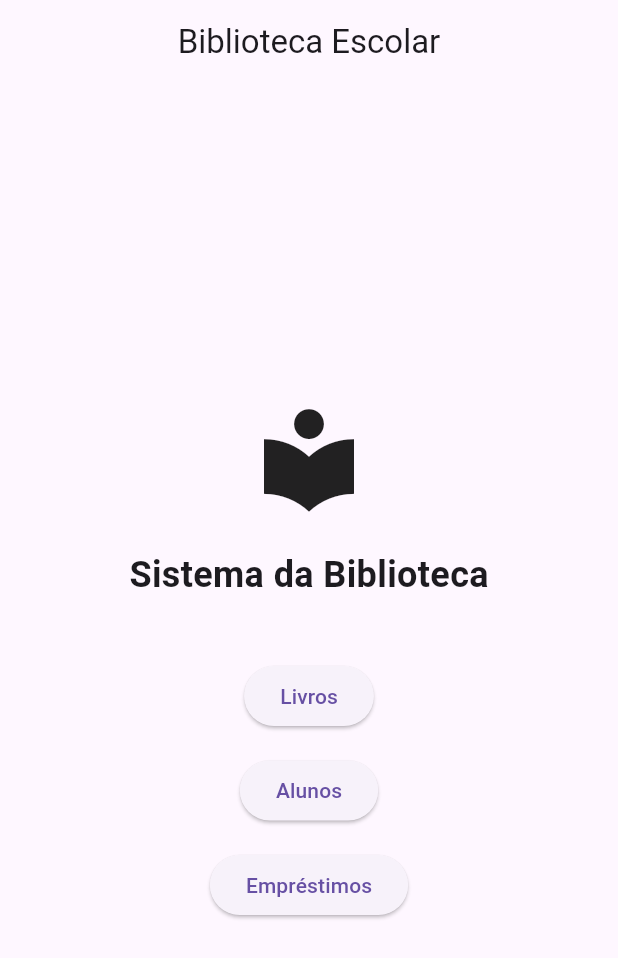
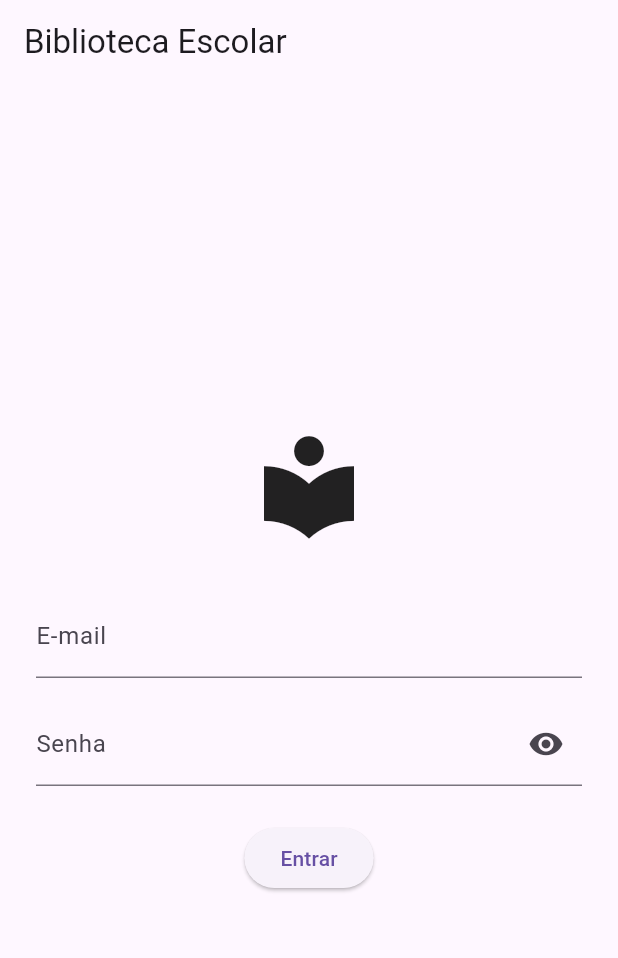
Before and after one commit to Feli2099/biblioteca-escolar, a Flutter app: the screen it shows after launch, on a phone screen of 412 x 824 dp. Shown: the top 958 px of the screen. Run offline on Flutter 3.47's test engine with Material 3 defaults, Android fonts, the phone set to English and light mode, and no system bars; our stand-ins replace cloud_firestore, firebase_auth, firebase_core; missing offline and left inert: mobile_scanner; accounts and stored records are empty.

Commit message:
Adiciona autenticação de usuários

```diff
--- a/lib/main.dart
+++ b/lib/main.dart
@@ -2,6 +2,8 @@ import 'package:flutter/material.dart';
 import 'telas/tela_inicial.dart';
 import 'package:firebase_core/firebase_core.dart';
 import 'firebase_options.dart';
+import 'package:firebase_auth/firebase_auth.dart';
+import 'telas/tela_login.dart';
 
 Future<void> main() async {
   WidgetsFlutterBinding.ensureInitialized();
@@ -21,7 +23,34 @@ class BibliotecaApp extends StatelessWidget {
     return const MaterialApp(
       title: 'Biblioteca Escolar',
       debugShowCheckedModeBanner: false,
-      home: const TelaInicial(),
+      home: AuthGate(),
     );
   }
 }
+
+class AuthGate extends StatelessWidget {
+  const AuthGate({super.key});
+
+  @override
+  Widget build(BuildContext context) {
+    return StreamBuilder<User?>(
+      stream: FirebaseAuth.instance.authStateChanges(),
+      builder: (context, snapshot) {
+        if (snapshot.connectionState ==
+            ConnectionState.waiting) {
+          return const Scaffold(
+            body: Center(
+              child: CircularProgressIndicator(),
+            ),
+          );
+        }
+
+        if (snapshot.hasData) {
+          return const TelaInicial();
+        }
+
+        return const TelaLogin();
+      },
+    );
+  }
+}
--- /dev/null
+++ b/lib/telas/tela_login.dart
@@ -0,0 +1,152 @@
+import 'package:flutter/material.dart';
+import 'package:firebase_auth/firebase_auth.dart';
+
+class TelaLogin extends StatefulWidget {
+  const TelaLogin({super.key});
+
+  @override
+  State<TelaLogin> createState() {
+    return _TelaLoginState();
+  }
+}
+
+class _TelaLoginState extends State<TelaLogin> {
+  final TextEditingController _emailController =
+  TextEditingController();
+
+  final TextEditingController _senhaController =
+  TextEditingController();
+
+  bool _carregando = false;
+  bool _senhaVisivel = false;
+
+  @override
+  void dispose() {
+    _emailController.dispose();
+    _senhaController.dispose();
+    super.dispose();
+  }
+
+  Future<void> _entrar(
+      BuildContext contextTelaLogin,
+      ) async {
+    final email = _emailController.text.trim();
+    final senha = _senhaController.text;
+
+    if (email.isEmpty || senha.isEmpty) {
+      ScaffoldMessenger.of(
+        contextTelaLogin,
+      ).showSnackBar(
+        const SnackBar(
+          content: Text(
+            'Informe o e-mail e a senha.',
+          ),
+        ),
+      );
+
+      return;
+    }
+
+    setState(() {
+      _carregando = true;
+    });
+
+    try {
+      await FirebaseAuth.instance.signInWithEmailAndPassword(
+        email: email,
+        password: senha,
+      );
+    } on FirebaseAuthException {
+      if (!contextTelaLogin.mounted) {
+        return;
+      }
+
+      ScaffoldMessenger.of(
+        contextTelaLogin,
+      ).showSnackBar(
+        const SnackBar(
+          content: Text(
+            'E-mail ou senha inválidos.',
+          ),
+        ),
+      );
+    } finally {
+      if (mounted) {
+        setState(() {
+          _carregando = false;
+        });
+      }
+    }
+  }
+
+  @override
+  Widget build(BuildContext contextTelaLogin) {
+    return Scaffold(
+      appBar: AppBar(
+        title: const Text('Biblioteca Escolar'),
+      ),
+      body: Center(
+        child: SingleChildScrollView(
+          padding: const EdgeInsets.all(24),
+          child: Column(
+            children: [
+              const Icon(
+                Icons.local_library,
+                size: 80,
+              ),
+
+              const SizedBox(height: 32),
+
+              TextField(
+                controller: _emailController,
+                keyboardType: TextInputType.emailAddress,
+                decoration: const InputDecoration(
+                  labelText: 'E-mail',
+                ),
+              ),
+
+              const SizedBox(height: 16),
+
+              TextField(
+                controller: _senhaController,
+                obscureText: !_senhaVisivel,
+                decoration: InputDecoration(
+                  labelText: 'Senha',
+                  suffixIcon: IconButton(
+                    icon: Icon(
+                      _senhaVisivel
+                          ? Icons.visibility_off
+                          : Icons.visibility,
+                    ),
+                    onPressed: () {
+                      setState(() {
+                        _senhaVisivel = !_senhaVisivel;
+                      });
+                    },
+                  ),
+                ),
+              ),
+
+              const SizedBox(height: 24),
+
+              ElevatedButton(
+                onPressed: _carregando
+                    ? null
+                    : () {
+                  _entrar(
+                    contextTelaLogin,
+                  );
+                },
+                child: Text(
+                  _carregando
+                      ? 'Entrando...'
+                      : 'Entrar',
+                ),
+              ),
+            ],
+          ),
+        ),
+      ),
+    );
+  }
+}
--- a/pubspec.yaml
+++ b/pubspec.yaml
@@ -38,6 +38,7 @@ dependencies:
   mobile_scanner: ^7.4.1
   firebase_core: ^4.15.0
   cloud_firestore: ^6.10.0
+  firebase_auth: ^6.7.0
 
 dev_dependencies:
   flutter_test:
```
Also changed, not shown: lib/telas/tela_inicial.dart (+52 -0 lines), pubspec.lock, 3 other files.
